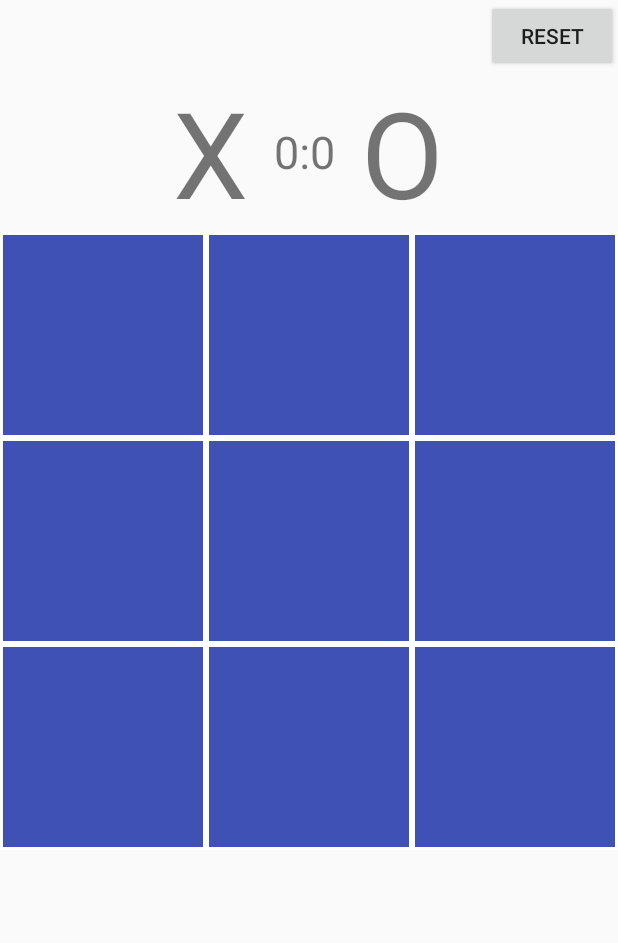
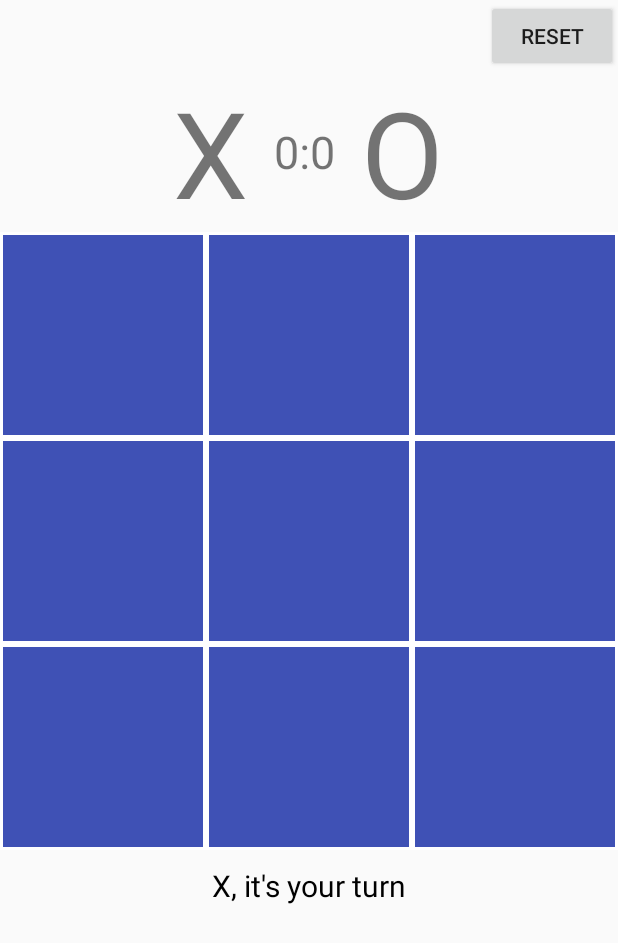
Before and after one commit to varunngoyal/TicTacToe, an Android app: the screen it shows after launch (GameActivity), after a tap on "PLAY", on a phone screen of 412 x 824 dp. Shown: the top 943 px of the screen. Run offline under Robolectric (Android 15) with nearby library versions, the phone set to English and light mode, and no system bars.

Commit message:
Added game menu + how to play + player turn

```diff
--- a/app/src/main/java/com/example/tictactoe/GameActivity.java
+++ b/app/src/main/java/com/example/tictactoe/GameActivity.java
@@ -3,7 +3,9 @@ package com.example.tictactoe;
 import androidx.appcompat.app.AlertDialog;
 import androidx.appcompat.app.AppCompatActivity;
 
+import android.app.Dialog;
 import android.content.DialogInterface;
+import android.content.SharedPreferences;
 import android.graphics.Color;
 import android.graphics.Typeface;
 import android.media.AudioAttributes;
@@ -24,6 +26,12 @@ import static java.lang.Thread.sleep;
 
 public class GameActivity extends AppCompatActivity implements View.OnClickListener {
 
+
+    //Shared Preferences file
+    public static final String PREFS_NAME = "TicTacToeShared";
+
+    private Dialog howtoplay_dialog;
+
     private Button[][] buttons = new Button[3][3];
 
     LinearLayout gameGrid;
@@ -35,6 +43,7 @@ public class GameActivity extends AppCompatActivity implements View.OnClickListe
     private int player2Points = 0;
 
     private TextView textViewPoints;
+    private TextView textTurn;
 
     private SoundPool soundPool;
     private int sound_click, sound_win, sound_finished;
@@ -46,6 +55,19 @@ public class GameActivity extends AppCompatActivity implements View.OnClickListe
     protected void onCreate(Bundle savedInstanceState) {
         super.onCreate(savedInstanceState);
         setContentView(R.layout.activity_game);
+
+        //show how to play only once
+        SharedPreferences settings = getSharedPreferences(PREFS_NAME, 0);
+        boolean dialogShown = settings.getBoolean("dialogShown", false);
+
+        if (!dialogShown) {
+            // AlertDialog code here
+            HowtoPlayDialog();
+
+            SharedPreferences.Editor editor = settings.edit();
+            editor.putBoolean("dialogShown", true);
+            editor.commit();
+        }
 
         //get sounds
         if(Build.VERSION.SDK_INT >= Build.VERSION_CODES.LOLLIPOP) {
@@ -109,6 +131,8 @@ public class GameActivity extends AppCompatActivity implements View.OnClickListe
 
         }
 
+        textTurn = findViewById(R.id.txt_turn);
+
         Button buttonReset = findViewById(R.id.button_reset);
 
         buttonReset.setOnClickListener(new View.OnClickListener() {
@@ -128,9 +152,12 @@ public class GameActivity extends AppCompatActivity implements View.OnClickListe
 
         if (player1Turn) {
             ((Button) v).setText("X");
+            textTurn.setText("O, it's your turn");
             v.setBackground(getResources().getDrawable(R.drawable.gridbtn_p1));
+
         } else {
             ((Button) v).setText("O");
+            textTurn.setText("X, it's your turn");
             v.setBackground(getResources().getDrawable(R.drawable.gridbtn_p2));
 
         }
@@ -349,4 +376,14 @@ public class GameActivity extends AppCompatActivity implements View.OnClickListe
         updatePointsText();
         resetBoard();
     }
+
+    public void HowtoPlayDialog() {
+
+        howtoplay_dialog = new Dialog(GameActivity.this);
+
+        howtoplay_dialog.setContentView(R.layout.howtoplaydialog);
+
+        howtoplay_dialog.show();
+
+    }
 }
--- a/app/src/main/res/layout/activity_game.xml
+++ b/app/src/main/res/layout/activity_game.xml
@@ -11,6 +11,7 @@
         android:layout_width="match_parent"
         android:layout_height="wrap_content">
 
+
         <Button
             android:id="@+id/button_reset"
             android:layout_width="wrap_content"
@@ -19,6 +20,7 @@
             android:layout_alignParentEnd="true"/>
         <!--        android:layout_centerVertical="true"-->
         <!--        android:layout_marginEnd="17dp"-->
+
 
 
         <LinearLayout
@@ -170,4 +172,14 @@
         </LinearLayout>
     </LinearLayout>
 
+    <TextView
+        android:id="@+id/txt_turn"
+        android:layout_width="wrap_content"
+        android:layout_height="wrap_content"
+        android:layout_gravity="center_horizontal"
+        android:text="X, it's your turn"
+        android:textSize="20sp"
+        android:layout_margin="10dp"
+        android:textColor="#000000" />
+
 </LinearLayout>
```
Also changed, not shown: app/src/main/java/com/example/tictactoe/MainActivity.java (+79 -13 lines), app/src/main/res/layout/activity_main.xml (+22 -3 lines), app/src/main/res/layout/howtoplaydialog.xml (added, +136 -0 lines), app/src/main/res/drawable/horizontal.jpg (added), app/src/main/res/drawable/left_cross.jpg (added), app/src/main/res/drawable/right_cross.jpg (added), app/src/main/res/drawable/vertical.jpg (added).
